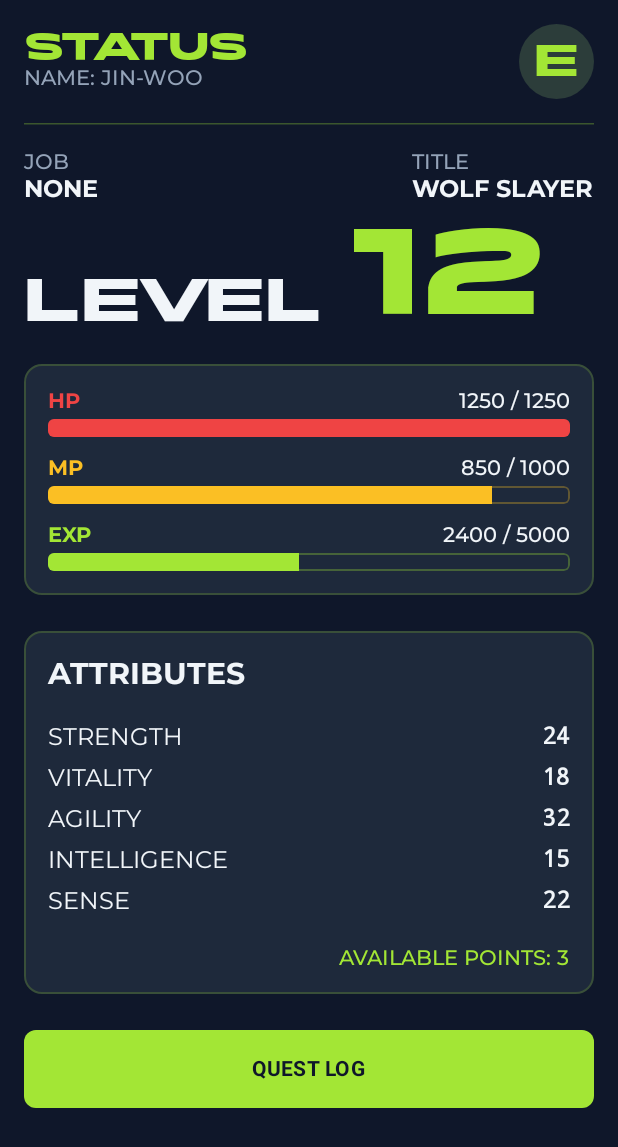
After one commit to DeltaY0/GetFitRPG, an Android app built with Jetpack Compose: the composable StatScreen shown on its own in the app's theme, on a phone screen of 412 x 824 dp. The commit adds this screen. Shown: the top 1147 px of the screen. Run offline under Robolectric (Android 15) with nearby library versions, the phone set to English and light mode, and no system bars.

```diff
--- /dev/null
+++ b/app/src/main/java/com/example/getfitrpg/core/designsystem/components/SystemButton.kt
@@ -0,0 +1,64 @@
+package com.example.getfitrpg.core.designsystem.components
+
+import androidx.compose.foundation.BorderStroke
+import androidx.compose.foundation.layout.fillMaxWidth
+import androidx.compose.foundation.layout.height
+import androidx.compose.foundation.shape.RoundedCornerShape
+import androidx.compose.material3.Button
+import androidx.compose.material3.ButtonDefaults
+import androidx.compose.material3.MaterialTheme
+import androidx.compose.material3.OutlinedButton
+import androidx.compose.material3.Text
+import androidx.compose.runtime.Composable
+import androidx.compose.ui.Modifier
+import androidx.compose.ui.text.font.FontWeight
+import androidx.compose.ui.unit.dp
+
+import com.example.getfitrpg.core.designsystem.*
+
+@Composable
+fun SystemButton(
+    modifier: Modifier = Modifier,
+    text: String,
+    onClick: () -> Unit,
+    type: SystemButtonType = SystemButtonType.Primary
+) {
+    val shape = RoundedCornerShape(8.dp)
+    val height = 52.dp
+
+    if (type == SystemButtonType.Primary) {
+        Button(
+            onClick = onClick,
+            modifier = modifier.fillMaxWidth().height(height),
+            shape = shape,
+            colors = ButtonDefaults.buttonColors(
+                containerColor = PrimaryGreen,
+                contentColor = BackgroundDark
+            )
+        ) {
+            Text(
+                text = text.uppercase(),
+                style = MaterialTheme.typography.labelLarge.copy(fontWeight = FontWeight.Bold)
+            )
+        }
+    } else {
+        OutlinedButton(
+            onClick = onClick,
+            modifier = modifier.fillMaxWidth().height(height),
+            shape = shape,
+            border = BorderStroke(1.dp, PrimaryGreen), // Green Border
+            colors = ButtonDefaults.outlinedButtonColors(
+                contentColor = TextWhite // White text
+            )
+        ) {
+            Text(
+                text = text.uppercase(),
+                style = MaterialTheme.typography.labelLarge.copy(fontWeight = FontWeight.Bold)
+            )
+        }
+    }
+}
+
+enum class SystemButtonType {
+    Primary, Secondary
+}
--- /dev/null
+++ b/app/src/main/java/com/example/getfitrpg/core/designsystem/components/SystemCard.kt
@@ -0,0 +1,40 @@
+package com.example.getfitrpg.core.designsystem.components
+
+import androidx.compose.foundation.BorderStroke
+import androidx.compose.foundation.clickable
+import androidx.compose.foundation.layout.Column
+import androidx.compose.foundation.layout.ColumnScope
+import androidx.compose.foundation.layout.fillMaxWidth
+import androidx.compose.foundation.layout.padding
+import androidx.compose.foundation.shape.RoundedCornerShape
+import androidx.compose.material3.Card
+import androidx.compose.material3.CardDefaults
+import androidx.compose.runtime.Composable
+import androidx.compose.ui.Modifier
+import androidx.compose.ui.unit.dp
+
+import com.example.getfitrpg.core.designsystem.*
+
+@Composable
+fun SystemCard(
+    modifier: Modifier = Modifier,
+    onClick: (() -> Unit)? = null, // Optional click action
+    content: @Composable ColumnScope.() -> Unit
+) {
+    Card(
+        modifier = modifier
+            .fillMaxWidth()
+            .then(if (onClick != null) Modifier.clickable { onClick() } else Modifier),
+        shape = RoundedCornerShape(12.dp),
+        colors = CardDefaults.cardColors(
+            containerColor = SurfaceDark
+        ),
+        // Very subtle green border to separate it from the void background
+        border = BorderStroke(1.dp, PrimaryGreen.copy(alpha = 0.2f)),
+        content = {
+            Column(modifier = Modifier.padding(16.dp)) {
+                content()
+            }
+        }
+    )
+}
--- /dev/null
+++ b/app/src/main/java/com/example/getfitrpg/core/designsystem/components/SystemStatBar.kt
@@ -0,0 +1,75 @@
+package com.example.getfitrpg.core.designsystem.components
+
+import androidx.compose.foundation.background
+import androidx.compose.foundation.border
+import androidx.compose.foundation.layout.Box
+import androidx.compose.foundation.layout.Column
+import androidx.compose.foundation.layout.Row
+import androidx.compose.foundation.layout.Spacer
+import androidx.compose.foundation.layout.fillMaxHeight
+import androidx.compose.foundation.layout.fillMaxWidth
+import androidx.compose.foundation.layout.height
+import androidx.compose.foundation.layout.padding
+import androidx.compose.foundation.shape.RoundedCornerShape
+import androidx.compose.material3.MaterialTheme
+import androidx.compose.material3.Text
+import androidx.compose.runtime.Composable
+import androidx.compose.ui.Alignment
+import androidx.compose.ui.Modifier
+import androidx.compose.ui.draw.clip
+import androidx.compose.ui.graphics.Color
+import androidx.compose.ui.text.font.FontWeight
+import androidx.compose.ui.unit.dp
+
+import com.example.getfitrpg.core.designsystem.*
+
+@Composable
+fun SystemStatBar(
+    modifier: Modifier = Modifier,
+    label: String,      // e.g. "XP" or "HP"
+    current: Int,       // e.g. 50
+    max: Int,           // e.g. 100
+    color: Color = PrimaryGreen
+) {
+    val progress = (current.toFloat() / max.toFloat()).coerceIn(0f, 1f)
+
+    Column(modifier = modifier.fillMaxWidth()) {
+        // Label Row: "XP        50/100"
+        Row(
+            verticalAlignment = Alignment.CenterVertically,
+            modifier = Modifier.padding(bottom = 4.dp)
+        ) {
+            Text(
+                text = label.uppercase(),
+                style = MaterialTheme.typography.labelMedium.copy(
+                    fontWeight = FontWeight.Bold,
+                    color = color
+                )
+            )
+            Spacer(modifier = Modifier.weight(1f))
+            Text(
+                text = "$current / $max",
+                style = MaterialTheme.typography.labelMedium.copy(
+                    color = TextWhite
+                )
+            )
+        }
+
+        // The Bar
+        Box(
+            modifier = Modifier
+                .height(12.dp)
+                .fillMaxWidth()
+                .clip(RoundedCornerShape(4.dp))
+                .background(SurfaceDark) // The empty background
+                .border(1.dp, color.copy(alpha = 0.3f), RoundedCornerShape(4.dp))
+        ) {
+            Box(
+                modifier = Modifier
+                    .fillMaxHeight()
+                    .fillMaxWidth(progress) // Fills based on %
+                    .background(color)
+            )
+        }
+    }
+}
--- /dev/null
+++ b/app/src/main/java/com/example/getfitrpg/feature/auth/login/LoginScreen.kt
@@ -0,0 +1,4 @@
+package com.example.getfitrpg.feature.auth.login
+
+class LoginScreen {
+}
--- /dev/null
+++ b/app/src/main/java/com/example/getfitrpg/feature/auth/signup/SignupScreen.kt
@@ -0,0 +1,4 @@
+package com.example.getfitrpg.feature.auth.signup
+
+class SignupScreen {
+}
--- /dev/null
+++ b/app/src/main/java/com/example/getfitrpg/feature/home/HomeScreen.kt
@@ -0,0 +1,5 @@
+package com.example.getfitrpg.feature.home
+
+class HomeScreen{
+
+}
--- /dev/null
+++ b/app/src/main/java/com/example/getfitrpg/feature/profile/StatScreen.kt
@@ -0,0 +1,202 @@
+package com.example.getfitrpg.feature.profile
+
+import androidx.compose.foundation.background
+import androidx.compose.foundation.layout.Arrangement
+import androidx.compose.foundation.layout.Box
+import androidx.compose.foundation.layout.Column
+import androidx.compose.foundation.layout.Row
+import androidx.compose.foundation.layout.Spacer
+import androidx.compose.foundation.layout.fillMaxSize
+import androidx.compose.foundation.layout.fillMaxWidth
+import androidx.compose.foundation.layout.height
+import androidx.compose.foundation.layout.padding
+import androidx.compose.foundation.layout.size
+import androidx.compose.foundation.rememberScrollState
+import androidx.compose.foundation.shape.CircleShape
+import androidx.compose.foundation.verticalScroll
+import androidx.compose.material3.HorizontalDivider
+import androidx.compose.material3.MaterialTheme
+import androidx.compose.material3.Text
+import androidx.compose.runtime.Composable
+import androidx.compose.ui.Alignment
+import androidx.compose.ui.Modifier
+import androidx.compose.ui.draw.clip
+import androidx.compose.ui.text.font.FontWeight
+import androidx.compose.ui.tooling.preview.Preview
+import androidx.compose.ui.unit.dp
+import androidx.compose.ui.unit.sp
+
+import com.example.getfitrpg.core.designsystem.*
+import com.example.getfitrpg.core.designsystem.components.SystemButton
+import com.example.getfitrpg.core.designsystem.components.SystemCard
+import com.example.getfitrpg.core.designsystem.components.SystemStatBar
+
+@Composable
+fun StatScreen() {
+    val scrollState = rememberScrollState()
+
+    Column(
+        modifier = Modifier
+            .fillMaxSize()
+            .background(BackgroundDark)
+            .padding(16.dp)
+            .verticalScroll(scrollState), // Allow scrolling on small screens
+        horizontalAlignment = Alignment.CenterHorizontally
+    ) {
+
+        // --- 1. Header: Name and Job ---
+        Row(
+            modifier = Modifier.fillMaxWidth(),
+            horizontalArrangement = Arrangement.SpaceBetween,
+            verticalAlignment = Alignment.CenterVertically
+        ) {
+            Column {
+                Text(
+                    text = "STATUS",
+                    style = MaterialTheme.typography.headlineLarge
+                )
+                Text(
+                    text = "NAME: JIN-WOO", // Replace with user name later
+                    style = MaterialTheme.typography.labelMedium
+                )
+            }
+            // Rank Badge
+            Box(
+                modifier = Modifier
+                    .size(50.dp)
+                    .clip(CircleShape)
+                    .background(SurfaceDark)
+                    .background(PrimaryGreen.copy(alpha = 0.1f)), // Subtle tint
+                contentAlignment = Alignment.Center
+            ) {
+                Text(
+                    text = "E", // Rank
+                    style = MaterialTheme.typography.headlineLarge.copy(fontSize = 18.sp),
+                    color = PrimaryGreen
+                )
+            }
+        }
+
+        HorizontalDivider(
+            modifier = Modifier.padding(vertical = 16.dp),
+            color = PrimaryGreen.copy(alpha = 0.3f)
+        )
+
+        // --- 2. Main Stats (Level & Job) ---
+        Row(
+            modifier = Modifier.fillMaxWidth(),
+            horizontalArrangement = Arrangement.SpaceBetween
+        ) {
+            StatLabelValue(label = "JOB", value = "NONE") // e.g. Assassin, Necromancer
+            StatLabelValue(label = "TITLE", value = "WOLF SLAYER")
+        }
+
+        Spacer(modifier = Modifier.height(16.dp))
+
+        Row(
+            modifier = Modifier.fillMaxWidth(),
+            verticalAlignment = Alignment.Bottom
+        ) {
+            Text(
+                text = "LEVEL",
+                style = MaterialTheme.typography.headlineLarge.copy(fontSize = 24.sp),
+                color = TextWhite
+            )
+            Spacer(modifier = Modifier.size(16.dp))
+            Text(
+                text = "12",
+                style = MaterialTheme.typography.headlineLarge.copy(fontSize = 48.sp),
+                color = PrimaryGreen
+            )
+        }
+
+        Spacer(modifier = Modifier.height(24.dp))
+
+        // --- 3. Bars (HP/MP/XP) ---
+        SystemCard {
+            SystemStatBar(label = "HP", current = 1250, max = 1250, color = ErrorRed)
+            Spacer(modifier = Modifier.height(12.dp))
+            SystemStatBar(label = "MP", current = 850, max = 1000, color = AccentYellow)
+            Spacer(modifier = Modifier.height(12.dp))
+            // XP Bar (Using your PrimaryGreen)
+            SystemStatBar(label = "EXP", current = 2400, max = 5000, color = PrimaryGreen)
+        }
+
+        Spacer(modifier = Modifier.height(24.dp))
+
+        // --- 4. Attributes (STR, AGI, etc.) ---
+        // The classic "Solo Leveling" stat grid
+        SystemCard {
+            Text(
+                text = "ATTRIBUTES",
+                style = MaterialTheme.typography.titleMedium,
+                modifier = Modifier.padding(bottom = 16.dp)
+            )
+
+            AttributeRow(label = "STRENGTH", value = 24)
+            AttributeRow(label = "VITALITY", value = 18)
+            AttributeRow(label = "AGILITY", value = 32)
+            AttributeRow(label = "INTELLIGENCE", value = 15)
+            AttributeRow(label = "SENSE", value = 22)
+
+            Spacer(modifier = Modifier.height(16.dp))
+
+            Text(
+                text = "AVAILABLE POINTS: 3",
+                style = MaterialTheme.typography.labelMedium.copy(color = PrimaryGreen),
+                modifier = Modifier.align(Alignment.End)
+            )
+        }
+
+        Spacer(modifier = Modifier.height(24.dp))
+
+        // --- 5. Actions ---
+        SystemButton(text = "QUEST LOG", onClick = {})
+    }
+}
+
+// --- Helper Composables for this screen only ---
+
+@Composable
+fun StatLabelValue(label: String, value: String) {
+    Column {
+        Text(
+            text = label,
+            style = MaterialTheme.typography.labelMedium.copy(color = TextGrey)
+        )
+        Text(
+            text = value,
+            style = MaterialTheme.typography.bodyLarge.copy(fontWeight = FontWeight.Bold)
+        )
+    }
+}
+
+@Composable
+fun AttributeRow(label: String, value: Int) {
+    Row(
+        modifier = Modifier
+            .fillMaxWidth()
+            .padding(vertical = 4.dp),
+        horizontalArrangement = Arrangement.SpaceBetween
+    ) {
+        Text(
+            text = label,
+            style = MaterialTheme.typography.bodyLarge
+        )
+        Text(
+            text = value.toString(),
+            style = MaterialTheme.typography.bodyLarge.copy(
+                fontFamily = androidx.compose.ui.text.font.FontFamily.Monospace,
+                fontWeight = FontWeight.Bold
+            )
+        )
+    }
+}
+
+@Preview
+@Composable
+fun StatScreenPreview() {
+    GetFitRPGTheme {
+        StatScreen()
+    }
+}
```
Also changed, not shown: app/src/main/java/com/example/getfitrpg/MainActivity.kt (+78 -28 lines), app/src/main/java/com/example/getfitrpg/navigation/AppNavGraph.kt (+81 -1 lines), app/src/main/java/com/example/getfitrpg/navigation/components/AnimatedNavBar.kt (added, +114 -0 lines), app/src/main/java/com/example/getfitrpg/navigation/components/BottomNavItems.kt (added, +23 -0 lines).
